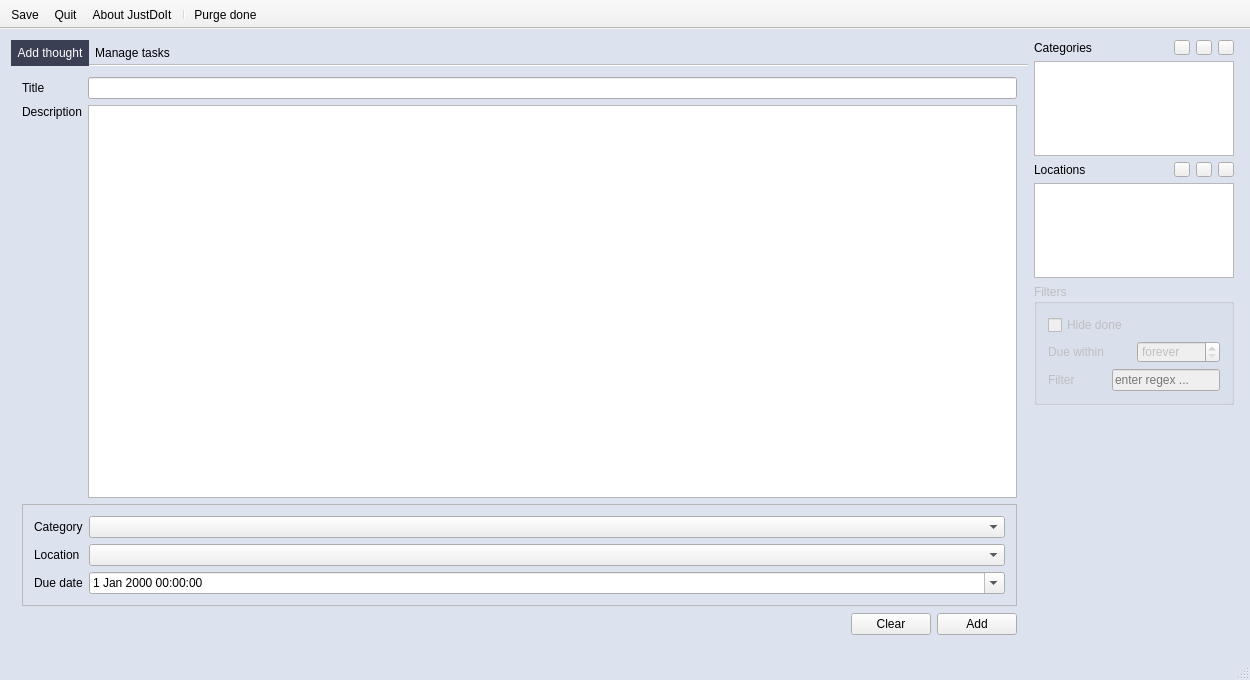
Before: the Qt Designer form MainWindow.ui in hheld/JustDoIt, drawn with Qt 5.
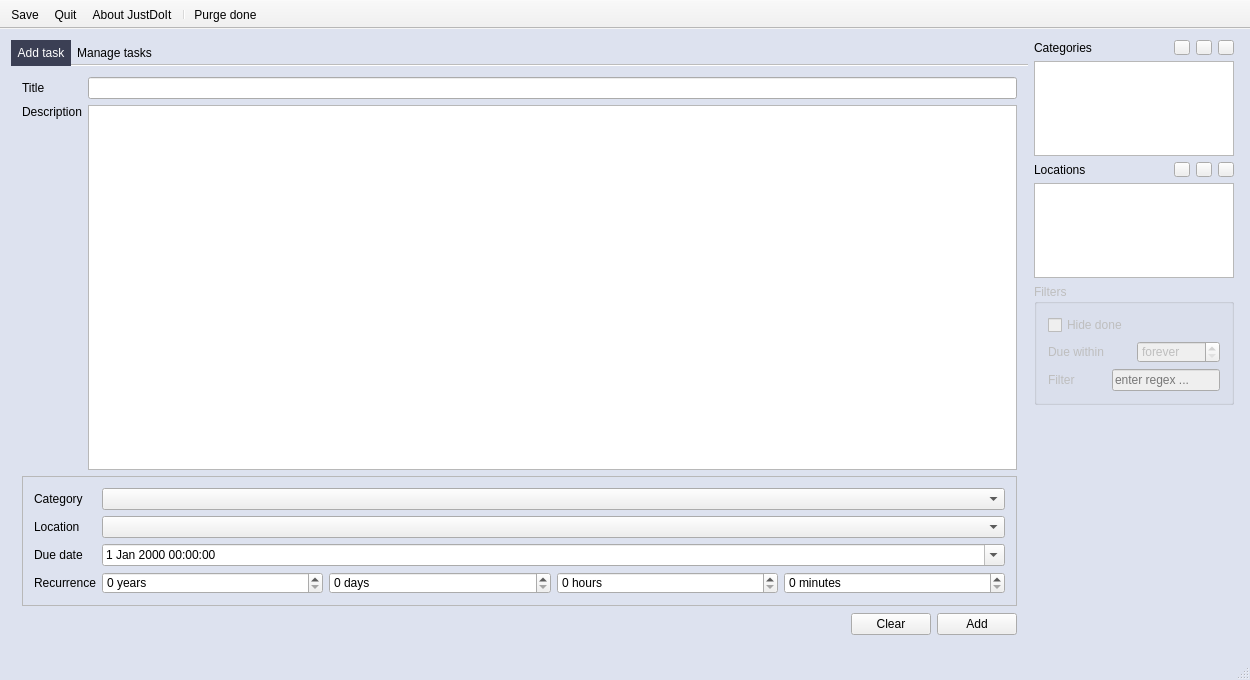
After: the same form once the commit is applied. The open tabs and pages were chosen to show the change. Icons and pictures are not drawn. Custom widgets are drawn as their Qt base class.

Commit message: Recurring tasks might be done, needs a little more testing though.

The edit to the form file:
```diff
--- a/MainWindow.ui
+++ b/MainWindow.ui
@@ -60,7 +60,7 @@
         </property>
         <widget class="QWidget" name="tab_quickEnter">
          <attribute name="title">
-          <string>Add thought</string>
+          <string>Add task</string>
          </attribute>
          <layout class="QGridLayout" name="gridLayout_5">
           <item row="0" column="0" colspan="3">
@@ -117,6 +117,9 @@
             <layout class="QGridLayout" name="gridLayout_8">
              <item row="0" column="0">
               <layout class="QFormLayout" name="formLayout">
+               <property name="fieldGrowthPolicy">
+                <enum>QFormLayout::AllNonFixedFieldsGrow</enum>
+               </property>
                <item row="0" column="0">
                 <widget class="QLabel" name="label_4">
                  <property name="text">
@@ -160,6 +163,54 @@
                  </property>
                 </widget>
                </item>
+               <item row="3" column="0">
+                <widget class="QLabel" name="label_9">
+                 <property name="text">
+                  <string>Recurrence</string>
+                 </property>
+                </widget>
+               </item>
+               <item row="3" column="1">
+                <layout class="QHBoxLayout" name="horizontalLayout_17">
+                 <item>
+                  <widget class="QSpinBox" name="spinBox_quickRecurrenceYears">
+                   <property name="suffix">
+                    <string> years</string>
+                   </property>
+                  </widget>
+                 </item>
+                 <item>
+                  <widget class="QSpinBox" name="spinBox_quickRecurrenceDays">
+                   <property name="suffix">
+                    <string> days</string>
+                   </property>
+                   <property name="maximum">
+                    <number>364</number>
+                   </property>
+                  </widget>
+                 </item>
+                 <item>
+                  <widget class="QSpinBox" name="spinBox_quickRecurrenceHours">
+                   <property name="suffix">
+                    <string> hours</string>
+                   </property>
+                   <property name="maximum">
+                    <number>23</number>
+                   </property>
+                  </widget>
+                 </item>
+                 <item>
+                  <widget class="QSpinBox" name="spinBox_quickRecurrenceMinutes">
+                   <property name="suffix">
+                    <string> minutes</string>
+                   </property>
+                   <property name="maximum">
+                    <number>59</number>
+                   </property>
+                  </widget>
+                 </item>
+                </layout>
+               </item>
               </layout>
              </item>
             </layout>
```
Left out of the diff: 2 changed lines with no effect on the pictures. The commit also changes 2 other files.
